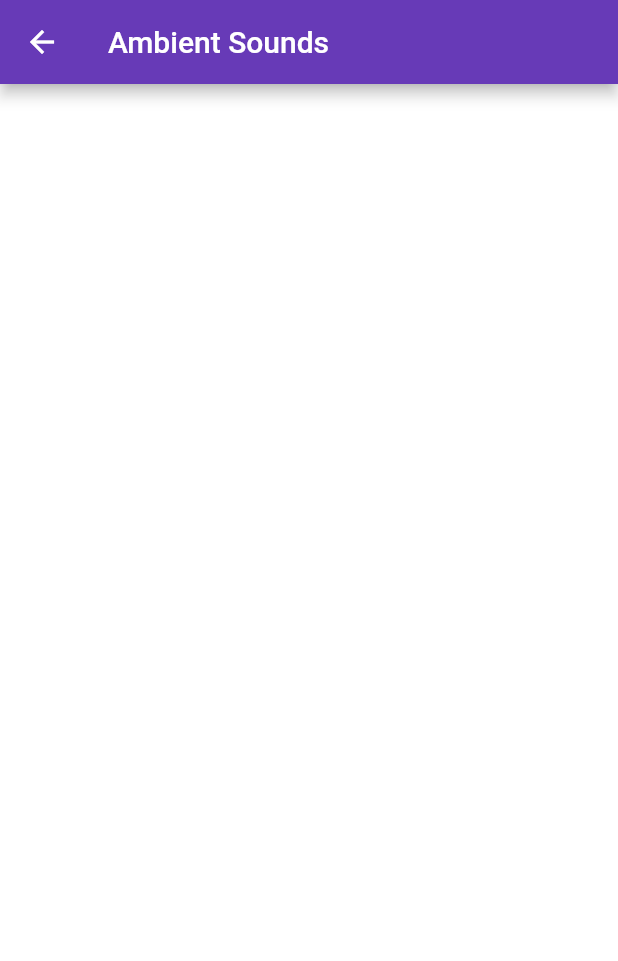
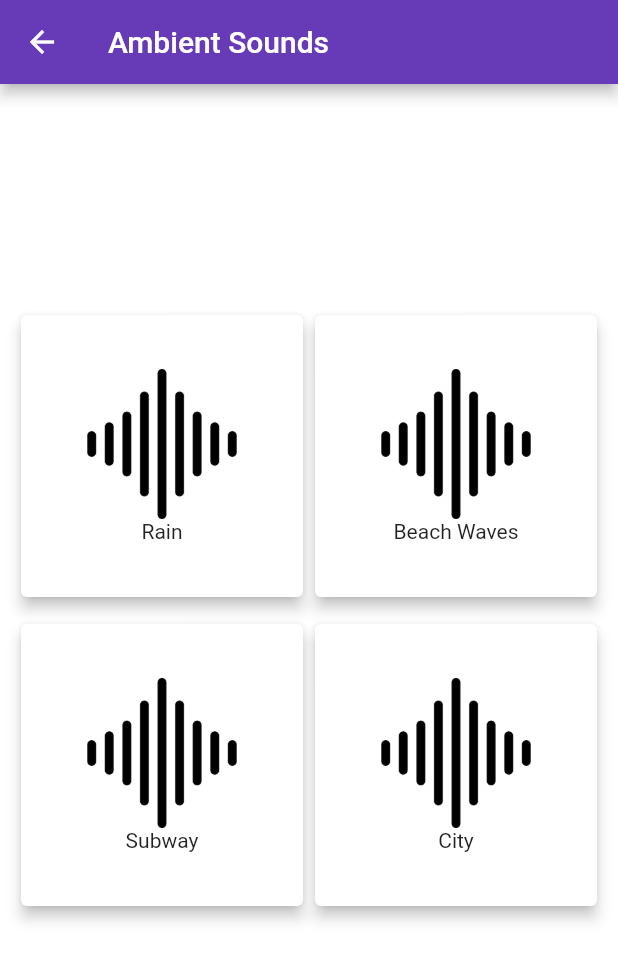
Before and after one commit to hamid-hai/Meditation-Application, a Flutter app: the Sounds screen opened directly, on a phone screen of 412 x 824 dp. Shown: the top 961 px of the screen. Run offline on Flutter 3.47's test engine with Material 2 defaults, Android fonts, the light colour scheme and no system bars; our stand-ins replace audioplayers, firebase_auth, firebase_core, flutter_spinkit; missing offline and left inert: dart:ffi; accounts and stored records are empty; network calls fail.

Commit message:
ambientsounds.dart populated, containing a method for controlling playback. Due to Flutter limitations with audio and the dependency audio must be played from a URL as local playback does not work in this current version.

```diff
--- a/lib/screens/home/features/ambientsounds.dart
+++ b/lib/screens/home/features/ambientsounds.dart
@@ -1,4 +1,6 @@
 import 'package:flutter/material.dart';
+import 'package:audioplayers/audioplayers.dart';
+
 
 
 class Sounds extends StatefulWidget {
@@ -9,19 +11,184 @@ class Sounds extends StatefulWidget {
 }
 
 class _SoundsState extends State<Sounds> {
+
+  AudioPlayer audioPlayer = new AudioPlayer();
+
+  bool playing = false;
+
   @override
   Widget build(BuildContext context) {
     return Scaffold(
-        backgroundColor: Colors.white,
-        appBar: AppBar(
+      backgroundColor: Colors.white,
+      appBar: AppBar(
         title: Text("Ambient Sounds"),
-    backgroundColor: Colors.deepPurple,
-    ),
+        backgroundColor: Colors.deepPurple,
+      ),
+
+      body: Stack(
+        children: <Widget>[
+          Padding(
+            padding: const EdgeInsets.only(top: 150, left: 10, right: 10),
+            child: GridView.count(
+              mainAxisSpacing: 10,
+              crossAxisCount: 2,
+              primary: false,
+              children: <Widget>[
 
 
+                Card(
+                  elevation: 4,
+                  // REFERENCE: https://api.flutter.dev/flutter/material/InkWell-class.html
+                  child: InkWell(
+                    onTap: () {
+                      print('Rain tapped');
+                      getAudio('https://cdn.staticcrate.com/stock-hd/audio/SOUNDSCRATE-RainyDay.mp3');
+                    },
+                    onLongPress: () {
+                      print('rain long tapped');
+                      // REFERENCE https://stackoverflow.com/a/45948243
+                      ScaffoldMessenger.of(context).showSnackBar(const SnackBar(
+                        content: Text("A relaxing rain sound"),
+                      ));
+                    },
+                    child: Column(
+                      mainAxisAlignment: MainAxisAlignment.center,
+                      children: <Widget>[
+                        Image.asset(
+                            'assets/images/userdashboard/audiowaves.png',
+                            height: 100),
+                        Text('Rain')
+                      ],
+                    ),
+                  ),
+                ),
 
 
+                Card(
+                  elevation: 4,
+                  // REFERENCE: https://api.flutter.dev/flutter/material/InkWell-class.html
+                  child: InkWell(
+                    onTap: () {
+                      print('Beach waves tapped');
+                      getAudio(
+                          'https://cdn.staticcrate.com/stock-hd/audio/soundscrate-loopable-waves-on-beach-windy-1.mp3');
+                    },
+                    onLongPress: () {
+                      print('Beach Waves long tapped');
+                      // REFERENCE https://stackoverflow.com/a/45948243
+                      ScaffoldMessenger.of(context).showSnackBar(const SnackBar(
+                        content: Text("A relaxing rain sound"),
+                      ));
+                    },
+                    child: Column(
+                      mainAxisAlignment: MainAxisAlignment.center,
+                      children: <Widget>[
+                        Image.asset(
+                            'assets/images/userdashboard/audiowaves.png',
+                            height: 100),
+                        Text('Beach Waves')
+                      ],
+                    ),
+                  ),
+                ),
 
+
+                Card(
+                  elevation: 4,
+                  // REFERENCE: https://api.flutter.dev/flutter/material/InkWell-class.html
+                  child: InkWell(
+                    onTap: () {
+                      print('Subway tapped');
+                      getAudio(
+                          'https://cdn.staticcrate.com/stock-hd/audio/soundscrate-public-subway-interior-1.mp3');
+                    },
+                    onLongPress: () {
+                      print('Subway long tapped');
+                      // REFERENCE https://stackoverflow.com/a/45948243
+                      ScaffoldMessenger.of(context).showSnackBar(const SnackBar(
+                        content: Text("A relaxing subway sound"),
+                      ));
+                    },
+                    child: Column(
+                      mainAxisAlignment: MainAxisAlignment.center,
+                      children: <Widget>[
+                        Image.asset(
+                            'assets/images/userdashboard/audiowaves.png',
+                            height: 100),
+                        Text('Subway')
+                      ],
+                    ),
+                  ),
+                ),
+
+
+                Card(
+                  elevation: 4,
+                  // REFERENCE: https://api.flutter.dev/flutter/material/InkWell-class.html
+                  child: InkWell(
+                    onTap: () {
+                      print('City tapped');
+                      getAudio(
+                          'https://cdn.staticcrate.com/stock-hd/audio/soundscrate-city-ambience-4.mp3');
+                    },
+                    onLongPress: () {
+                      print('rain long tapped');
+                      // REFERENCE https://stackoverflow.com/a/45948243
+                      ScaffoldMessenger.of(context).showSnackBar(const SnackBar(
+                        content: Text("A relaxing city sound"),
+                      ));
+                    },
+                    child: Column(
+                      mainAxisAlignment: MainAxisAlignment.center,
+                      children: <Widget>[
+                        Image.asset(
+                            'assets/images/userdashboard/audiowaves.png',
+                            height: 100),
+                        Text('City')
+                      ],
+                    ),
+                  ),
+                ),
+              ],
+            ),
+          ),
+        ],
+      ),
     );
   }
+
+  void getAudio(String URL) async {
+
+    if(playing){
+
+      print('paused');
+
+      ScaffoldMessenger.of(context).showSnackBar(const SnackBar(
+          content: Text("Ambient Sound paused")));
+
+
+      var res = await audioPlayer.pause();
+      if(res == 1){
+        setState(() {
+          playing = false;
+        });
+      }
+
+    }else{
+
+      print('playing');
+
+      ScaffoldMessenger.of(context).showSnackBar(const SnackBar(
+          content: Text("Ambient Sound playing")));
+
+
+      var res = await audioPlayer.play(URL, isLocal: false);
+
+      if(res == 1){
+        setState(() {
+          playing = true;
+        });
+      }
+    }
+  }
 }
```
